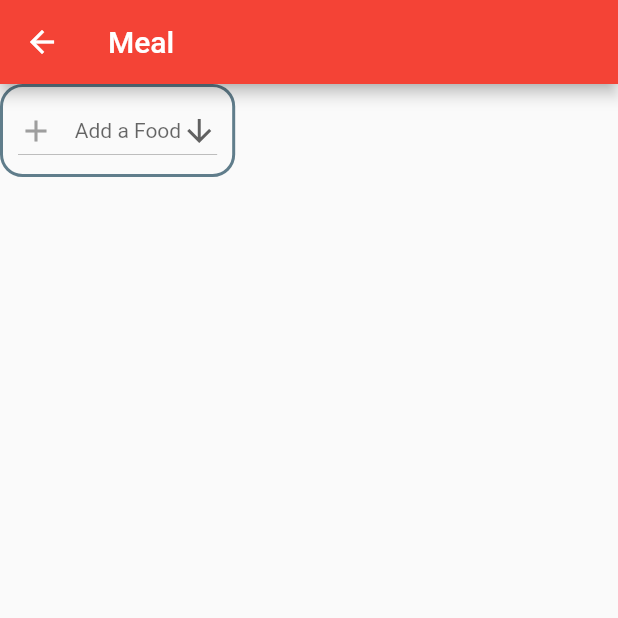
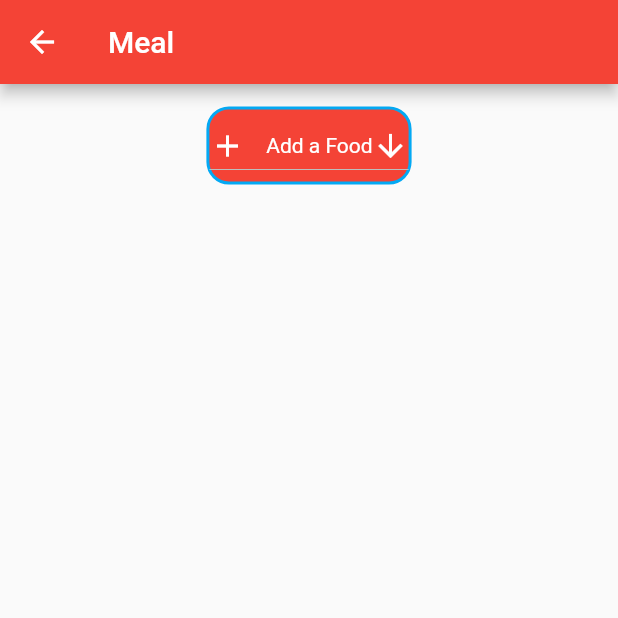
Before and after one commit to MrWilliams97/NutriBud, a Flutter app: the Meal screen opened directly, on a phone screen of 412 x 824 dp, the top half of it. Run offline on Flutter 3.47's test engine with Material 2 defaults, Android fonts, the phone set to English and light mode, and no system bars; our stand-ins replace charts_flutter, cloud_firestore, firebase_auth; accounts and stored records are empty.

Commit message:
Dropdown menu for Yousaf

```diff
--- a/hello_world/lib/screens/home/meal.dart
+++ b/hello_world/lib/screens/home/meal.dart
@@ -19,34 +19,46 @@ class Meal extends StatelessWidget {
 
   Widget _buildAddFoodDropdown() {
     return Container(
-      padding: EdgeInsets.symmetric(horizontal: 10.0, vertical: 5),
+      padding: EdgeInsets.symmetric(horizontal: 10.0, vertical: 15),
+      child: Row(
+        mainAxisAlignment: MainAxisAlignment.center,
+        children: <Widget>[
+          Container(
               decoration: BoxDecoration(
                 borderRadius: BorderRadius.circular(15.0),
+                color: Colors.red,
                 border: Border.all(
-            color: Colors.blueGrey, style: BorderStyle.solid, width: 2),
+                    color: Colors.lightBlue, style: BorderStyle.solid, width: 2),
               ),
               child: DropdownButton<String>(
                 hint: Row(
                   children: <Widget>[
-            Icon(Icons.add, color: Colors.grey),
-            Text("    Add a Food")
+                    Icon(Icons.add, color: Colors.white),
+                    Text("    Add a Food",
+                        style: TextStyle(color: Colors.white))
                   ],
                 ),
-        icon: Icon(Icons.arrow_downward),
+                icon: Icon(Icons.arrow_downward, color: Colors.white),
                 iconSize: 24,
                 elevation: 16,
                 style: TextStyle(color: Colors.black),
                 onChanged: (String newValue) {
                   if (newValue == "Camera") {
-            //
+                    // Go to camera screen
                   } else if (newValue == "Lookup") {
-          } else if (newValue == "Barcode") {}
+                    // Go to search screen
+                  } else if (newValue == "Barcode") {
+                    // Go to barcode screen
+                  }
                 },
                 items: [
                   DropdownMenuItem(
                     value: "Camera",
                     child: Row(
-              children: <Widget>[Icon(Icons.photo_camera), Text("   Camera")],
+                      children: <Widget>[
+                        Icon(Icons.photo_camera),
+                        Text("   Camera")
+                      ],
                     ),
                   ),
                   DropdownMenuItem(
@@ -65,6 +77,8 @@ class Meal extends StatelessWidget {
                     ),
                   )
                 ],
+              )),
+        ],
       ),
     );
   }
```
Lines whose indentation alone changed are shown as unchanged.
